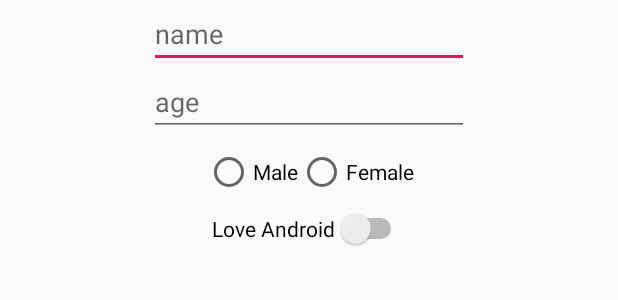
After one commit to Nutriz/RecyclerViewDataStorage, an Android app: the layout new_people_dialog.xml on its own in the app's theme, with its tools: preview values and no code run, on a phone screen of 412 x 824 dp. The commit adds this screen. Shown: the top 300 px of the screen. Run offline under Robolectric (Android 15) with nearby library versions, the phone set to English and light mode, and no system bars.

Commit message:
Added NewPeopleDialogFragment
Modified the People class
Created the FragmentDialog class
Created the xml for the dialog content
Created an interface to notify when new people is created

```diff
--- a/app/src/main/java/fr/jgully/recyclerviewdatastorage/PeopleAdapter.java
+++ b/app/src/main/java/fr/jgully/recyclerviewdatastorage/PeopleAdapter.java
@@ -36,6 +36,7 @@ public class PeopleAdapter extends RecyclerView.Adapter<PeopleAdapter.PeopleView
         return peoples.size();
     }
 
+
     class PeopleViewHolder extends RecyclerView.ViewHolder {
 
         public PeopleViewHolder(@NonNull View itemView) {
@@ -45,7 +46,8 @@ public class PeopleAdapter extends RecyclerView.Adapter<PeopleAdapter.PeopleView
         public void bind(People people) {
             TextView titleTextView = itemView.findViewById(R.id.row_name);
             titleTextView.setText(people.getName());
+            TextView descriptionTextView = itemView.findViewById(R.id.row_description);
+            descriptionTextView.setText(people.getSex() + ", " + people.getAge() + "years, love android: " + people.isLoveAndroid());
         }
     }
-
 }
--- /dev/null
+++ b/app/src/main/res/layout/new_people_dialog.xml
@@ -0,0 +1,63 @@
+<?xml version="1.0" encoding="utf-8"?>
+<androidx.constraintlayout.widget.ConstraintLayout
+    xmlns:android="http://schemas.android.com/apk/res/android"
+    xmlns:app="http://schemas.android.com/apk/res-auto"
+    android:orientation="vertical" android:layout_width="match_parent"
+    android:layout_height="match_parent">
+
+    <EditText
+        android:id="@+id/name_edit_text"
+        android:layout_width="wrap_content"
+        android:layout_height="wrap_content"
+        android:ems="10"
+        android:hint="name"
+        android:inputType="textPersonName"
+        app:layout_constraintEnd_toEndOf="parent"
+        app:layout_constraintStart_toStartOf="parent"
+        app:layout_constraintTop_toTopOf="parent" />
+
+    <EditText
+        android:id="@+id/age_edit_text"
+        android:layout_width="wrap_content"
+        android:layout_height="wrap_content"
+        android:ems="10"
+        android:hint="age"
+        android:inputType="number"
+        app:layout_constraintEnd_toEndOf="@+id/name_edit_text"
+        app:layout_constraintStart_toStartOf="@+id/name_edit_text"
+        app:layout_constraintTop_toBottomOf="@+id/name_edit_text" />
+
+    <RadioGroup
+        android:id="@+id/sex_radio_group"
+        android:layout_width="wrap_content"
+        android:layout_height="wrap_content"
+        android:layout_marginTop="8dp"
+        android:orientation="horizontal"
+        app:layout_constraintEnd_toEndOf="@+id/name_edit_text"
+        app:layout_constraintStart_toStartOf="@+id/name_edit_text"
+        app:layout_constraintTop_toBottomOf="@+id/age_edit_text">
+
+        <RadioButton
+            android:id="@+id/male_sex_radio"
+            android:layout_width="match_parent"
+            android:layout_height="wrap_content"
+            android:text="Male" />
+
+        <RadioButton
+            android:id="@+id/female_sex_radio"
+            android:layout_width="match_parent"
+            android:layout_height="wrap_content"
+            android:text="Female" />
+    </RadioGroup>
+
+    <Switch
+        android:id="@+id/love_android_switch"
+        android:layout_width="wrap_content"
+        android:layout_height="wrap_content"
+        android:layout_marginTop="8dp"
+        android:text="Love Android"
+        app:layout_constraintEnd_toEndOf="@+id/name_edit_text"
+        app:layout_constraintStart_toStartOf="@+id/name_edit_text"
+        app:layout_constraintTop_toBottomOf="@+id/sex_radio_group" />
+
+</androidx.constraintlayout.widget.ConstraintLayout>
--- a/build.gradle
+++ b/build.gradle
@@ -7,7 +7,7 @@ buildscript {
 
     }
     dependencies {
-        classpath 'com.android.tools.build:gradle:3.5.0'
+        classpath 'com.android.tools.build:gradle:3.5.2'
 
         // NOTE: Do not place your application dependencies here; they belong
         // in the individual module build.gradle files
```
Also changed, not shown: app/src/main/java/fr/jgully/recyclerviewdatastorage/MainActivity.java (+30 -19 lines), app/src/main/java/fr/jgully/recyclerviewdatastorage/NewPeopleDialogFragment.java (added, +66 -0 lines), app/src/main/java/fr/jgully/recyclerviewdatastorage/People.java (+20 -10 lines), app/src/main/res/layout/content_main.xml (+2 -6 lines), app/src/main/res/layout/recyclerview_people_row.xml (+7 -3 lines).
